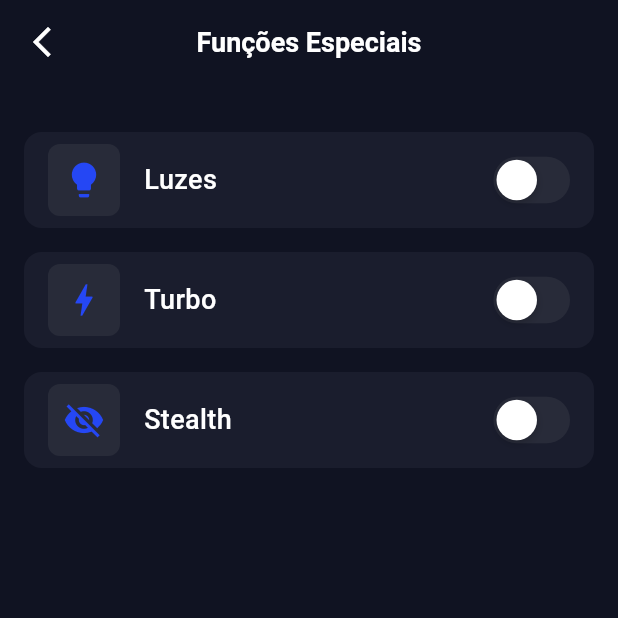
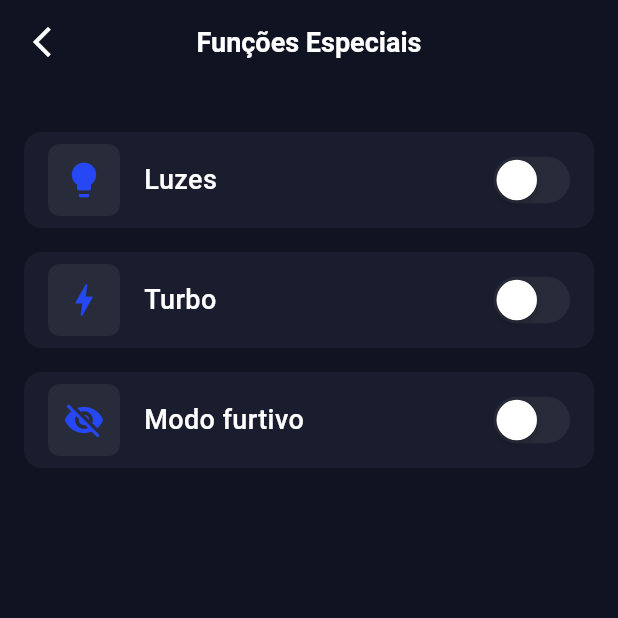
Before and after one commit to viniciusdomg/batmancar, a Flutter app: the screen it shows after launch, after a tap on "Funções Especiais", on a phone screen of 412 x 824 dp, the top half of it. Run offline on Flutter 3.47's test engine with Material 3 defaults, Android fonts, the phone set to English and light mode, and no system bars; our stand-ins replace firebase_core, firebase_database, speech_to_text; accounts and stored records are empty; generated files the repository leaves out were written again.

Commit message:
Update Voice Commands

```diff
--- /dev/null
+++ b/devtools_options.yaml
@@ -0,0 +1,3 @@
+description: This file stores settings for Dart & Flutter DevTools.
+documentation: https://docs.flutter.dev/tools/devtools/extensions#configure-extension-enablement-states
+extensions:
--- a/lib/view/especial_functions/especial_functions_screen.dart
+++ b/lib/view/especial_functions/especial_functions_screen.dart
@@ -1,5 +1,6 @@
 import 'package:flutter/material.dart';
 import '../../data/service/firebase_service.dart';
+import 'package:firebase_database/firebase_database.dart';
 
 class TelaFuncoesEspeciais extends StatefulWidget {
   const TelaFuncoesEspeciais({super.key});
@@ -10,10 +11,46 @@ class TelaFuncoesEspeciais extends StatefulWidget {
 
 class _TelaFuncoesEspeciaisState extends State<TelaFuncoesEspeciais> {
   final _firebaseService = FirebaseService.instance;
+  late final DatabaseReference _rootRef;
 
   bool luzesAtivadas = false;
   bool turboAtivado = false;
   bool stealthAtivado = false;
+
+  @override
+  void initState() {
+    super.initState();
+    _rootRef = FirebaseDatabase.instance.ref();
+    _carregarEstadoInicial();
+    _ouvirMudancas(); // opcional, mas útil se outros lugares mudarem o estado
+  }
+
+  Future<void> _carregarEstadoInicial() async {
+    final snapshot = await _rootRef.get();
+    final data = snapshot.value as Map<dynamic, dynamic>?;
+
+    if (data == null) return;
+
+    setState(() {
+      luzesAtivadas = (data['luz'] ?? false) as bool;
+      turboAtivado = (data['turbo'] ?? false) as bool;
+      stealthAtivado = (data['stealth'] ?? false) as bool;
+    });
+  }
+
+  void _ouvirMudancas() {
+    _rootRef.onValue.listen((event) {
+      final data = event.snapshot.value as Map<dynamic, dynamic>?;
+
+      if (data == null) return;
+
+      setState(() {
+        luzesAtivadas = (data['luz'] ?? false) as bool;
+        turboAtivado = (data['turbo'] ?? false) as bool;
+        stealthAtivado = (data['stealth'] ?? false) as bool;
+      });
+    });
+  }
 
   @override
   Widget build(BuildContext context) {
@@ -65,7 +102,7 @@ class _TelaFuncoesEspeciaisState extends State<TelaFuncoesEspeciais> {
                   const SizedBox(height: 16),
                   _buildFunctionItem(
                     icon: Icons.visibility_off,
-                    label: 'Stealth',
+                    label: 'Modo furtivo',
                     value: stealthAtivado,
                     onChanged: (value) {
                       setState(() => stealthAtivado = value);
--- a/lib/view/voice_command/voice_command_screen.dart
+++ b/lib/view/voice_command/voice_command_screen.dart
@@ -49,7 +49,7 @@ class _TelaComandoVozState extends State<TelaComandoVoz> {
           Expanded(
             flex: 1,
             child: Column(
-              mainAxisAlignment: MainAxisAlignment.end,
+              mainAxisAlignment: MainAxisAlignment.center, // antes era end
               children: [
                 const Text(
                   'Fale um comando...',
@@ -74,23 +74,27 @@ class _TelaComandoVozState extends State<TelaComandoVoz> {
                       textAlign: TextAlign.center,
                     ),
                   ),
-                const SizedBox(height: 20),
+                const SizedBox(height: 12),
               ],
             ),
           ),
-          // Microfone
+
+          // Microfone (um pouco mais pra cima)
           Expanded(
-            flex: 1,
-            child: Center(
+            flex: 2, // dá mais espaço pra esse bloco
+            child: Align(
+              alignment: const Alignment(0, -0.8), // sobe o botão
               child: _buildMicrophoneButton(),
             ),
           ),
-          // Sugestões (com scroll opcional)
+
+          // Sugestões (mais perto do centro)
           Expanded(
             flex: 1,
             child: SingleChildScrollView(
-              padding: const EdgeInsets.only(bottom: 16),
+              padding: const EdgeInsets.only(bottom: 8),
               child: Column(
+                mainAxisSize: MainAxisSize.min,
                 children: [
                   Text(
                     'Sugestões de Comandos',
@@ -101,7 +105,7 @@ class _TelaComandoVozState extends State<TelaComandoVoz> {
                       letterSpacing: 0.15,
                     ),
                   ),
-                  const SizedBox(height: 12),
+                  const SizedBox(height: 8),
                   _buildCommandChips(),
                 ],
               ),
@@ -164,8 +168,8 @@ class _TelaComandoVozState extends State<TelaComandoVoz> {
     final commands = [
       'Ligar luz',
       'Desligar luz',
-      'Ativar stealth',
-      'Desativar stealth',
+      'Ativar modo furtivo',
+      'Desativar modo furtivo',
       'Modo turbo',
       'Desativar turbo',
       'Frente',
@@ -236,8 +240,8 @@ class _TelaComandoVozState extends State<TelaComandoVoz> {
               _processVoiceCommand(_lastWords, vm);
             }
           },
-          listenFor: const Duration(seconds: 5),
-          pauseFor: const Duration(seconds: 2),
+          listenFor: const Duration(seconds: 8),
+          pauseFor: const Duration(seconds: 4),
           localeId: 'pt_BR',
         );
       }
@@ -265,7 +269,7 @@ class _TelaComandoVozState extends State<TelaComandoVoz> {
     if (normalized.contains('desligar luz')) {
       print('-> toggleLuz(false)');
       vm.toggleLuz(false);
-    } else if (normalized.contains('desativar stealth')) {
+    } else if (normalized.contains('desativar modo furtivo')) {
       print('-> toggleStealth(false)');
       vm.toggleStealth(false);
     } else if (normalized.contains('desativar turbo')) {
@@ -276,7 +280,7 @@ class _TelaComandoVozState extends State<TelaComandoVoz> {
     } else if (normalized.contains('ligar luz')) {
       print('-> toggleLuz(true)');
       vm.toggleLuz(true);
-    } else if (normalized.contains('ativar stealth')) {
+    } else if (normalized.contains('ativar modo furtivo')) {
       print('-> toggleStealth(true)');
       vm.toggleStealth(true);
     } else if (normalized.contains('modo turbo') ||
```
